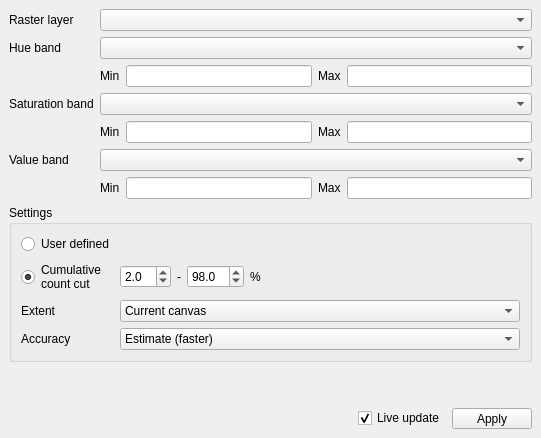
Qt form enmapbox/coreapps/hsvcolorrasterrendererapp/hsvcolorrasterrendererdialog.ui (EnMAP-Box/enmap-box) before a commit.
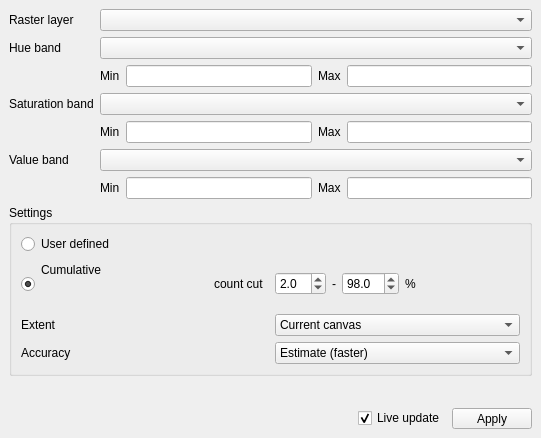
The same form after that commit. Custom widgets are drawn as their Qt base class.

```diff
--- a/enmapbox/coreapps/hsvcolorrasterrendererapp/hsvcolorrasterrendererdialog.ui
+++ b/enmapbox/coreapps/hsvcolorrasterrendererapp/hsvcolorrasterrendererdialog.ui
@@ -321,7 +321,8 @@
           <widget class="QRadioButton" name="mMinMaxPercentile">
            <property name="text">
             <string>Cumulative
-count cut</string>
+                                                    count cut
+                                                </string>
            </property>
            <property name="checked">
             <bool>true</bool>
```
Lines whose indentation alone changed are shown as unchanged.
